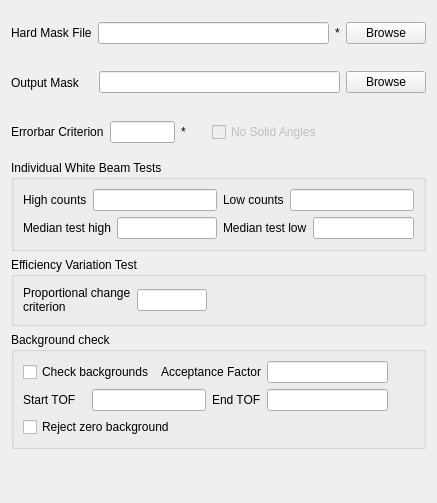
This is Code/qtiplot/MantidQt/MantidWidgets/inc/MWDiag.ui in mantidproject/mantid as Qt 5 draws it before an edit. The edited form follows.
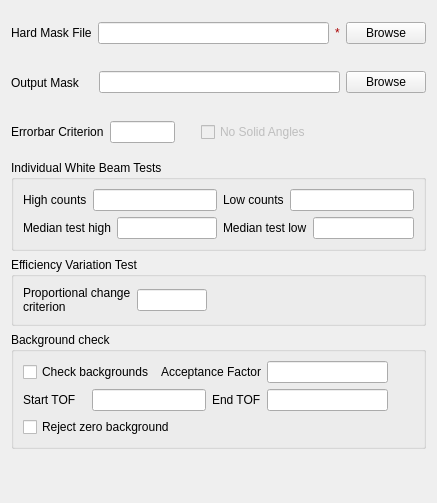
This is the edited form.

What changed in the file:
```diff
--- a/Code/qtiplot/MantidQt/MantidWidgets/inc/MWDiag.ui
+++ b/Code/qtiplot/MantidQt/MantidWidgets/inc/MWDiag.ui
@@ -13,7 +13,10 @@
   <property name="windowTitle">
    <string>Form</string>
   </property>
-  <layout class="QVBoxLayout" name="verticalLayout_3">
+  <property name="styleSheet" >
+   <string notr="true" />
+  </property>
+  <layout class="QVBoxLayout" name="verticalLayout_3" >
    <item>
     <layout class="QHBoxLayout" name="horizontalLayout">
      <item>
@@ -62,7 +65,44 @@
          <verstretch>0</verstretch>
         </sizepolicy>
        </property>
-       <property name="text">
+       <property name="palette" >
+        <palette>
+         <active>
+          <colorrole role="WindowText" >
+           <brush brushstyle="SolidPattern" >
+            <color alpha="255" >
+             <red>170</red>
+             <green>0</green>
+             <blue>0</blue>
+            </color>
+           </brush>
+          </colorrole>
+         </active>
+         <inactive>
+          <colorrole role="WindowText" >
+           <brush brushstyle="SolidPattern" >
+            <color alpha="255" >
+             <red>170</red>
+             <green>0</green>
+             <blue>0</blue>
+            </color>
+           </brush>
+          </colorrole>
+         </inactive>
+         <disabled>
+          <colorrole role="WindowText" >
+           <brush brushstyle="SolidPattern" >
+            <color alpha="255" >
+             <red>118</red>
+             <green>116</green>
+             <blue>108</blue>
+            </color>
+           </brush>
+          </colorrole>
+         </disabled>
+        </palette>
+       </property>
+       <property name="text" >
         <string>*</string>
        </property>
       </widget>
@@ -153,21 +193,8 @@
       </widget>
      </item>
      <item>
-      <widget class="QLabel" name="valErr">
-       <property name="sizePolicy">
-        <sizepolicy hsizetype="Fixed" vsizetype="Fixed">
-         <horstretch>0</horstretch>
-         <verstretch>0</verstretch>
-        </sizepolicy>
-       </property>
-       <property name="text">
-        <string>*</string>
-       </property>
-      </widget>
-     </item>
-     <item>
-      <spacer name="horizontalSpacer_15">
-       <property name="orientation">
+      <spacer name="horizontalSpacer_15" >
+       <property name="orientation" >
         <enum>Qt::Horizontal</enum>
        </property>
        <property name="sizeType">
```
Left out of the diff: 229 changed lines with no effect on the pictures.
